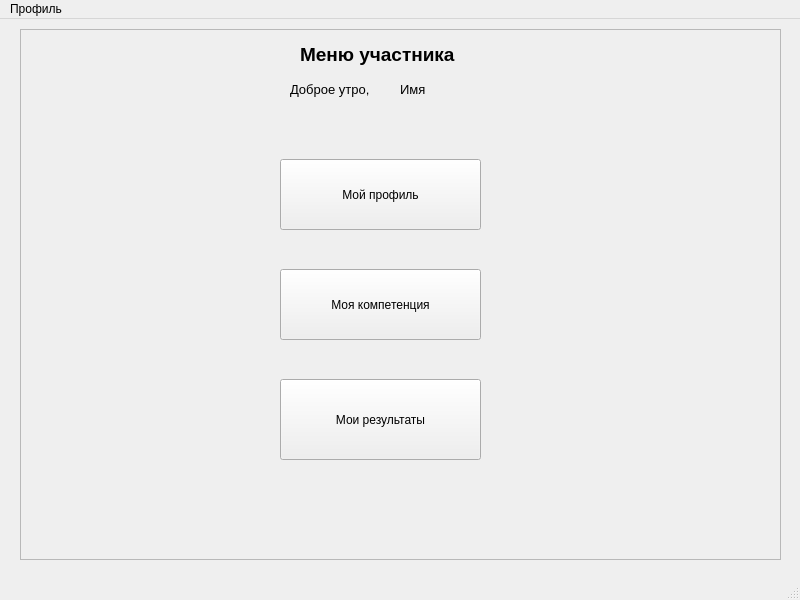
Before: the Qt Designer form ui_files/CompetitorWindowUi.ui in antons201/WorldSkills__CourseWork, drawn with Qt 5.
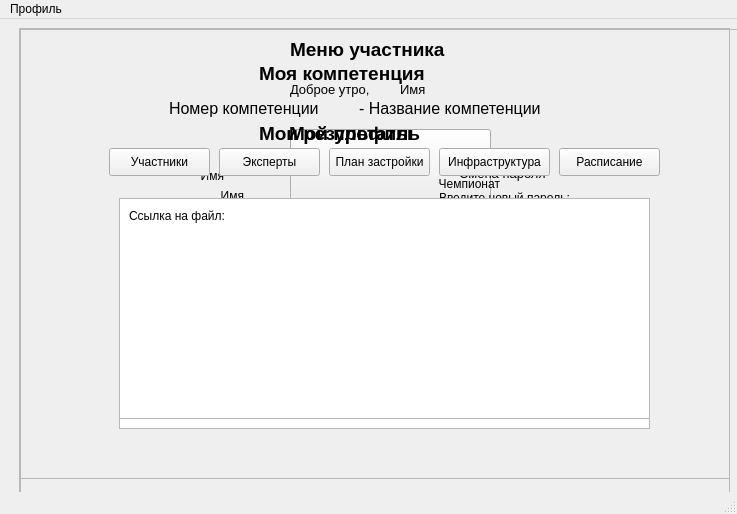
After: the same form once the commit is applied.

Patch:
```diff
--- a/ui_files/CompetitorWindowUi.ui
+++ b/ui_files/CompetitorWindowUi.ui
@@ -6,8 +6,8 @@
    <rect>
     <x>0</x>
     <y>0</y>
-    <width>800</width>
-    <height>600</height>
+    <width>737</width>
+    <height>514</height>
    </rect>
   </property>
   <property name="windowTitle">
@@ -32,8 +32,8 @@
     <widget class="QPushButton" name="ProfileButton">
      <property name="geometry">
       <rect>
-       <x>260</x>
-       <y>130</y>
+       <x>270</x>
+       <y>100</y>
        <width>201</width>
        <height>71</height>
       </rect>
@@ -45,8 +45,8 @@
     <widget class="QPushButton" name="CompetitionButton">
      <property name="geometry">
       <rect>
-       <x>260</x>
-       <y>240</y>
+       <x>270</x>
+       <y>190</y>
        <width>201</width>
        <height>71</height>
       </rect>
@@ -58,8 +58,8 @@
     <widget class="QPushButton" name="ResultsButton">
      <property name="geometry">
       <rect>
-       <x>260</x>
-       <y>350</y>
+       <x>270</x>
+       <y>280</y>
        <width>201</width>
        <height>81</height>
       </rect>
@@ -71,10 +71,10 @@
     <widget class="QLabel" name="MenuLabel">
      <property name="geometry">
       <rect>
-       <x>280</x>
-       <y>10</y>
-       <width>161</width>
-       <height>31</height>
+       <x>270</x>
+       <y>0</y>
+       <width>211</width>
+       <height>41</height>
       </rect>
      </property>
      <property name="font">
@@ -125,14 +125,908 @@
      </property>
     </widget>
    </widget>
+   <widget class="QFrame" name="ResultsFrame">
+    <property name="geometry">
+     <rect>
+      <x>19</x>
+      <y>9</y>
+      <width>711</width>
+      <height>481</height>
+     </rect>
+    </property>
+    <property name="frameShape">
+     <enum>QFrame::StyledPanel</enum>
+    </property>
+    <property name="frameShadow">
+     <enum>QFrame::Raised</enum>
+    </property>
+    <widget class="QLabel" name="InfoNameLabel">
+     <property name="geometry">
+      <rect>
+       <x>250</x>
+       <y>160</y>
+       <width>55</width>
+       <height>16</height>
+      </rect>
+     </property>
+     <property name="text">
+      <string/>
+     </property>
+    </widget>
+    <widget class="QLabel" name="SexLabel">
+     <property name="geometry">
+      <rect>
+       <x>170</x>
+       <y>190</y>
+       <width>55</width>
+       <height>16</height>
+      </rect>
+     </property>
+     <property name="text">
+      <string>Пол</string>
+     </property>
+     <property name="alignment">
+      <set>Qt::AlignRight|Qt::AlignTrailing|Qt::AlignVCenter</set>
+     </property>
+    </widget>
+    <widget class="QLabel" name="InfoCompetenceLabel">
+     <property name="geometry">
+      <rect>
+       <x>490</x>
+       <y>180</y>
+       <width>71</width>
+       <height>20</height>
+      </rect>
+     </property>
+     <property name="text">
+      <string/>
+     </property>
+    </widget>
+    <widget class="QLabel" name="InfoSexLabel">
+     <property name="geometry">
+      <rect>
+       <x>250</x>
+       <y>190</y>
+       <width>55</width>
+       <height>16</height>
+      </rect>
+     </property>
+     <property name="text">
+      <string/>
+     </property>
+    </widget>
+    <widget class="QLabel" name="RegionLabel">
+     <property name="geometry">
+      <rect>
+       <x>170</x>
+       <y>250</y>
+       <width>55</width>
+       <height>16</height>
+      </rect>
+     </property>
+     <property name="text">
+      <string>Регион</string>
+     </property>
+     <property name="alignment">
+      <set>Qt::AlignRight|Qt::AlignTrailing|Qt::AlignVCenter</set>
+     </property>
+    </widget>
+    <widget class="QLabel" name="InfoRegionLabel">
+     <property name="geometry">
+      <rect>
+       <x>250</x>
+       <y>250</y>
+       <width>55</width>
+       <height>16</height>
+      </rect>
+     </property>
+     <property name="text">
+      <string/>
+     </property>
+    </widget>
+    <widget class="QLabel" name="InfoChempionshipLabel">
+     <property name="geometry">
+      <rect>
+       <x>490</x>
+       <y>146</y>
+       <width>71</width>
+       <height>20</height>
+      </rect>
+     </property>
+     <property name="text">
+      <string/>
+     </property>
+    </widget>
+    <widget class="QLabel" name="NameLabel_2">
+     <property name="geometry">
+      <rect>
+       <x>170</x>
+       <y>160</y>
+       <width>55</width>
+       <height>16</height>
+      </rect>
+     </property>
+     <property name="text">
+      <string>Имя</string>
+     </property>
+     <property name="alignment">
+      <set>Qt::AlignRight|Qt::AlignTrailing|Qt::AlignVCenter</set>
+     </property>
+    </widget>
+    <widget class="QLabel" name="NumUserLabel">
+     <property name="geometry">
+      <rect>
+       <x>380</x>
+       <y>210</y>
+       <width>101</width>
+       <height>20</height>
+      </rect>
+     </property>
+     <property name="text">
+      <string>Номер участника</string>
+     </property>
+     <property name="alignment">
+      <set>Qt::AlignRight|Qt::AlignTrailing|Qt::AlignVCenter</set>
+     </property>
+    </widget>
+    <widget class="QTableWidget" name="ModulsTable">
+     <property name="geometry">
+      <rect>
+       <x>390</x>
+       <y>240</y>
+       <width>191</width>
+       <height>81</height>
+      </rect>
+     </property>
+    </widget>
+    <widget class="QLabel" name="ChempionshipLabel">
+     <property name="geometry">
+      <rect>
+       <x>410</x>
+       <y>146</y>
+       <width>71</width>
+       <height>20</height>
+      </rect>
+     </property>
+     <property name="text">
+      <string>Чемпионат</string>
+     </property>
+     <property name="alignment">
+      <set>Qt::AlignRight|Qt::AlignTrailing|Qt::AlignVCenter</set>
+     </property>
+    </widget>
+    <widget class="QLabel" name="CompetenceLabel">
+     <property name="geometry">
+      <rect>
+       <x>400</x>
+       <y>180</y>
+       <width>81</width>
+       <height>20</height>
+      </rect>
+     </property>
+     <property name="text">
+      <string>Компетенция</string>
+     </property>
+     <property name="alignment">
+      <set>Qt::AlignRight|Qt::AlignTrailing|Qt::AlignVCenter</set>
+     </property>
+    </widget>
+    <widget class="QLabel" name="SumLabel">
+     <property name="geometry">
+      <rect>
+       <x>530</x>
+       <y>330</y>
+       <width>51</width>
+       <height>21</height>
+      </rect>
+     </property>
+     <property name="font">
+      <font>
+       <pointsize>10</pointsize>
+      </font>
+     </property>
+     <property name="text">
+      <string/>
+     </property>
+    </widget>
+    <widget class="QLabel" name="ResultsLabel">
+     <property name="geometry">
+      <rect>
+       <x>240</x>
+       <y>90</y>
+       <width>201</width>
+       <height>31</height>
+      </rect>
+     </property>
+     <property name="font">
+      <font>
+       <pointsize>14</pointsize>
+       <weight>75</weight>
+       <bold>true</bold>
+      </font>
+     </property>
+     <property name="text">
+      <string>Мои результаты</string>
+     </property>
+    </widget>
+    <widget class="QLabel" name="IdLabel">
+     <property name="geometry">
+      <rect>
+       <x>170</x>
+       <y>220</y>
+       <width>55</width>
+       <height>16</height>
+      </rect>
+     </property>
+     <property name="text">
+      <string>ID</string>
+     </property>
+     <property name="alignment">
+      <set>Qt::AlignRight|Qt::AlignTrailing|Qt::AlignVCenter</set>
+     </property>
+    </widget>
+    <widget class="QLabel" name="InfoNumUserLabel">
+     <property name="geometry">
+      <rect>
+       <x>490</x>
+       <y>210</y>
+       <width>71</width>
+       <height>20</height>
+      </rect>
+     </property>
+     <property name="text">
+      <string/>
+     </property>
+    </widget>
+    <widget class="QLabel" name="DistrictLabel">
+     <property name="geometry">
+      <rect>
+       <x>170</x>
+       <y>280</y>
+       <width>55</width>
+       <height>16</height>
+      </rect>
+     </property>
+     <property name="text">
+      <string>Округ</string>
+     </property>
+     <property name="alignment">
+      <set>Qt::AlignRight|Qt::AlignTrailing|Qt::AlignVCenter</set>
+     </property>
+    </widget>
+    <widget class="QLabel" name="InfoDistrictLabel">
+     <property name="geometry">
+      <rect>
+       <x>250</x>
+       <y>280</y>
+       <width>55</width>
+       <height>16</height>
+      </rect>
+     </property>
+     <property name="text">
+      <string/>
+     </property>
+    </widget>
+    <widget class="QLabel" name="InfoIdLabel">
+     <property name="geometry">
+      <rect>
+       <x>250</x>
+       <y>220</y>
+       <width>55</width>
+       <height>16</height>
+      </rect>
+     </property>
+     <property name="text">
+      <string/>
+     </property>
+    </widget>
+   </widget>
+   <widget class="QFrame" name="MyProfileFrame">
+    <property name="geometry">
+     <rect>
+      <x>19</x>
+      <y>9</y>
+      <width>711</width>
+      <height>481</height>
+     </rect>
+    </property>
+    <property name="frameShape">
+     <enum>QFrame::StyledPanel</enum>
+    </property>
+    <property name="frameShadow">
+     <enum>QFrame::Raised</enum>
+    </property>
+    <widget class="QLabel" name="InfoSexLabel_2">
+     <property name="geometry">
+      <rect>
+       <x>220</x>
+       <y>170</y>
+       <width>55</width>
+       <height>16</height>
+      </rect>
+     </property>
+     <property name="text">
+      <string/>
+     </property>
+    </widget>
+    <widget class="QLabel" name="ErrorLabel">
+     <property name="geometry">
+      <rect>
+       <x>424</x>
+       <y>300</y>
+       <width>141</width>
+       <height>20</height>
+      </rect>
+     </property>
+     <property name="text">
+      <string/>
+     </property>
+    </widget>
+    <widget class="QPushButton" name="SaveButton">
+     <property name="geometry">
+      <rect>
+       <x>420</x>
+       <y>330</y>
+       <width>71</width>
+       <height>28</height>
+      </rect>
+     </property>
+     <property name="text">
+      <string>Сохранить</string>
+     </property>
+    </widget>
+    <widget class="QLabel" name="EmailLabel">
+     <property name="geometry">
+      <rect>
+       <x>150</x>
+       <y>320</y>
+       <width>55</width>
+       <height>16</height>
+      </rect>
+     </property>
+     <property name="text">
+      <string>Email</string>
+     </property>
+     <property name="alignment">
+      <set>Qt::AlignRight|Qt::AlignTrailing|Qt::AlignVCenter</set>
+     </property>
+    </widget>
+    <widget class="QLabel" name="IdLabel_2">
+     <property name="geometry">
+      <rect>
+       <x>150</x>
+       <y>230</y>
+       <width>55</width>
+       <height>16</height>
+      </rect>
+     </property>
+     <property name="text">
+      <string>ID</string>
+     </property>
+     <property name="alignment">
+      <set>Qt::AlignRight|Qt::AlignTrailing|Qt::AlignVCenter</set>
+     </property>
+    </widget>
+    <widget class="QLabel" name="PhoneLabel">
+     <property name="geometry">
+      <rect>
+       <x>150</x>
+       <y>290</y>
+       <width>55</width>
+       <height>16</height>
+      </rect>
+     </property>
+     <property name="text">
+      <string>Телефон</string>
+     </property>
+     <property name="alignment">
+      <set>Qt::AlignRight|Qt::AlignTrailing|Qt::AlignVCenter</set>
+     </property>
+    </widget>
+    <widget class="QLabel" name="BirthLabel">
+     <property name="geometry">
+      <rect>
+       <x>114</x>
+       <y>200</y>
+       <width>91</width>
+       <height>20</height>
+      </rect>
+     </property>
+     <property name="text">
+      <string>Дата рождения</string>
+     </property>
+     <property name="alignment">
+      <set>Qt::AlignRight|Qt::AlignTrailing|Qt::AlignVCenter</set>
+     </property>
+    </widget>
+    <widget class="QCheckBox" name="PasswordCheckBox">
+     <property name="geometry">
+      <rect>
+       <x>420</x>
+       <y>280</y>
+       <width>121</width>
+       <height>20</height>
+      </rect>
+     </property>
+     <property name="text">
+      <string>Показать пароль</string>
+     </property>
+    </widget>
+    <widget class="QPushButton" name="ExitButton">
+     <property name="geometry">
+      <rect>
+       <x>500</x>
+       <y>330</y>
+       <width>71</width>
+       <height>28</height>
+      </rect>
+     </property>
+     <property name="text">
+      <string>Выход</string>
+     </property>
+    </widget>
+    <widget class="QLabel" name="RepeatPasswordLabel">
+     <property name="geometry">
+      <rect>
+       <x>420</x>
+       <y>220</y>
+       <width>161</width>
+       <height>20</height>
+      </rect>
+     </property>
+     <property name="text">
+      <string>Повторите новый пароль:</string>
+     </property>
+    </widget>
+    <widget class="QLabel" name="InfoPhoneLabel">
+     <property name="geometry">
+      <rect>
+       <x>220</x>
+       <y>290</y>
+       <width>55</width>
+       <height>16</height>
+      </rect>
+     </property>
+     <property name="text">
+      <string/>
+     </property>
+    </widget>
+    <widget class="QLabel" name="InfoCountryLabel">
+     <property name="geometry">
+      <rect>
+       <x>220</x>
+       <y>260</y>
+       <width>55</width>
+       <height>16</height>
+      </rect>
+     </property>
+     <property name="text">
+      <string/>
+     </property>
+    </widget>
+    <widget class="QLabel" name="NewPasswordLabel">
+     <property name="geometry">
+      <rect>
+       <x>440</x>
+       <y>130</y>
+       <width>111</width>
+       <height>31</height>
+      </rect>
+     </property>
+     <property name="font">
+      <font>
+       <pointsize>10</pointsize>
+      </font>
+     </property>
+     <property name="text">
+      <string>Смена пароля</string>
+     </property>
+    </widget>
+    <widget class="QLabel" name="EnterPasswordLabel">
+     <property name="geometry">
+      <rect>
+       <x>420</x>
+       <y>160</y>
+       <width>141</width>
+       <height>20</height>
+      </rect>
+     </property>
+     <property name="text">
+      <string>Введите новый пароль:</string>
+     </property>
+    </widget>
+    <widget class="QLineEdit" name="NewPasswordEdit">
+     <property name="geometry">
+      <rect>
+       <x>420</x>
+       <y>190</y>
+       <width>141</width>
+       <height>22</height>
+      </rect>
+     </property>
+     <property name="echoMode">
+      <enum>QLineEdit::Password</enum>
+     </property>
+    </widget>
+    <widget class="QLabel" name="InfoBirthLabel">
+     <property name="geometry">
+      <rect>
+       <x>220</x>
+       <y>200</y>
+       <width>55</width>
+       <height>16</height>
+      </rect>
+     </property>
+     <property name="text">
+      <string/>
+     </property>
+    </widget>
+    <widget class="QLineEdit" name="RepeatNewPasswordEdit">
+     <property name="geometry">
+      <rect>
+       <x>420</x>
+       <y>250</y>
+       <width>141</width>
+       <height>22</height>
+      </rect>
+     </property>
+     <property name="text">
+      <string/>
+     </property>
+     <property name="echoMode">
+      <enum>QLineEdit::Password</enum>
+     </property>
+    </widget>
+    <widget class="QLabel" name="NameLabel_3">
+     <property name="geometry">
+      <rect>
+       <x>150</x>
+       <y>140</y>
+       <width>55</width>
+       <height>16</height>
+      </rect>
+     </property>
+     <property name="text">
+      <string>Имя</string>
+     </property>
+     <property name="alignment">
+      <set>Qt::AlignRight|Qt::AlignTrailing|Qt::AlignVCenter</set>
+     </property>
+    </widget>
+    <widget class="QLabel" name="CountryLabel">
+     <property name="geometry">
+      <rect>
+       <x>150</x>
+       <y>260</y>
+       <width>55</width>
+       <height>16</height>
+      </rect>
+     </property>
+     <property name="text">
+      <string>Страна</string>
+     </property>
+     <property name="alignment">
+      <set>Qt::AlignRight|Qt::AlignTrailing|Qt::AlignVCenter</set>
+     </property>
+    </widget>
+    <widget class="QLabel" name="ProfileLabel">
+     <property name="geometry">
+      <rect>
+       <x>270</x>
+       <y>90</y>
+       <width>171</width>
+       <height>31</height>
+      </rect>
+     </property>
+     <property name="font">
+      <font>
+       <pointsize>14</pointsize>
+       <weight>75</weight>
+       <bold>true</bold>
+      </font>
+     </property>
+     <property name="text">
+      <string>Мой профиль</string>
+     </property>
+    </widget>
+    <widget class="QLabel" name="InfoEmailLabel">
+     <property name="geometry">
+      <rect>
+       <x>220</x>
+       <y>320</y>
+       <width>55</width>
+       <height>16</height>
+      </rect>
+     </property>
+     <property name="text">
+      <string/>
+     </property>
+    </widget>
+    <widget class="QLabel" name="InfoIdLabel_2">
+     <property name="geometry">
+      <rect>
+       <x>220</x>
+       <y>230</y>
+       <width>55</width>
+       <height>16</height>
+      </rect>
+     </property>
+     <property name="text">
+      <string/>
+     </property>
+    </widget>
+    <widget class="QLabel" name="InfoNameLabel_2">
+     <property name="geometry">
+      <rect>
+       <x>220</x>
+       <y>140</y>
+       <width>55</width>
+       <height>16</height>
+      </rect>
+     </property>
+     <property name="text">
+      <string/>
+     </property>
+    </widget>
+    <widget class="QLabel" name="SexLabel_2">
+     <property name="geometry">
+      <rect>
+       <x>150</x>
+       <y>170</y>
+       <width>55</width>
+       <height>16</height>
+      </rect>
+     </property>
+     <property name="text">
+      <string>Пол</string>
+     </property>
+     <property name="alignment">
+      <set>Qt::AlignRight|Qt::AlignTrailing|Qt::AlignVCenter</set>
+     </property>
+    </widget>
+   </widget>
+   <widget class="QFrame" name="CompetitionFrame">
+    <property name="geometry">
+     <rect>
+      <x>19</x>
+      <y>9</y>
+      <width>711</width>
+      <height>451</height>
+     </rect>
+    </property>
+    <property name="frameShape">
+     <enum>QFrame::StyledPanel</enum>
+    </property>
+    <property name="frameShadow">
+     <enum>QFrame::Raised</enum>
+    </property>
+    <widget class="QLabel" name="CompetenceLabel_2">
+     <property name="geometry">
+      <rect>
+       <x>240</x>
+       <y>30</y>
+       <width>221</width>
+       <height>31</height>
+      </rect>
+     </property>
+     <property name="font">
+      <font>
+       <pointsize>14</pointsize>
+       <weight>75</weight>
+       <bold>true</bold>
+      </font>
+     </property>
+     <property name="text">
+      <string>Моя компетенция</string>
+     </property>
+    </widget>
+    <widget class="QLabel" name="NameCompetenceLabel">
+     <property name="geometry">
+      <rect>
+       <x>340</x>
+       <y>70</y>
+       <width>261</width>
+       <height>21</height>
+      </rect>
+     </property>
+     <property name="font">
+      <font>
+       <pointsize>12</pointsize>
+      </font>
+     </property>
+     <property name="text">
+      <string>- Название компетенции</string>
+     </property>
+    </widget>
+    <widget class="QPushButton" name="ExpertButton">
+     <property name="geometry">
+      <rect>
+       <x>200</x>
+       <y>120</y>
+       <width>101</width>
+       <height>28</height>
+      </rect>
+     </property>
+     <property name="text">
+      <string>Эксперты</string>
+     </property>
+    </widget>
+    <widget class="QPushButton" name="PlanButton_4">
+     <property name="geometry">
+      <rect>
+       <x>310</x>
+       <y>120</y>
+       <width>101</width>
+       <height>28</height>
+      </rect>
+     </property>
+     <property name="text">
+      <string>План застройки</string>
+     </property>
+    </widget>
+    <widget class="QFrame" name="PlanFrame">
+     <property name="geometry">
+      <rect>
+       <x>100</x>
+       <y>170</y>
+       <width>531</width>
+       <height>231</height>
+      </rect>
+     </property>
+     <property name="frameShape">
+      <enum>QFrame::StyledPanel</enum>
+     </property>
+     <property name="frameShadow">
+      <enum>QFrame::Raised</enum>
+     </property>
+     <widget class="QLabel" name="PictureLabel">
+      <property name="geometry">
+       <rect>
+        <x>0</x>
+        <y>0</y>
+        <width>531</width>
+        <height>231</height>
+       </rect>
+      </property>
+      <property name="text">
+       <string/>
+      </property>
+     </widget>
+    </widget>
+    <widget class="QLabel" name="NumCompetenceLabel">
+     <property name="geometry">
+      <rect>
+       <x>150</x>
+       <y>70</y>
+       <width>191</width>
+       <height>20</height>
+      </rect>
+     </property>
+     <property name="font">
+      <font>
+       <pointsize>12</pointsize>
+      </font>
+     </property>
+     <property name="text">
+      <string>Номер компетенции</string>
+     </property>
+    </widget>
+    <widget class="QPushButton" name="SheduleButton">
+     <property name="geometry">
+      <rect>
+       <x>540</x>
+       <y>120</y>
+       <width>101</width>
+       <height>28</height>
+      </rect>
+     </property>
+     <property name="text">
+      <string>Расписание</string>
+     </property>
+    </widget>
+    <widget class="QFrame" name="PeopleFrame">
+     <property name="geometry">
+      <rect>
+       <x>100</x>
+       <y>170</y>
+       <width>531</width>
+       <height>231</height>
+      </rect>
+     </property>
+     <property name="frameShape">
+      <enum>QFrame::StyledPanel</enum>
+     </property>
+     <property name="frameShadow">
+      <enum>QFrame::Raised</enum>
+     </property>
+     <widget class="QTableWidget" name="InfoTable">
+      <property name="geometry">
+       <rect>
+        <x>0</x>
+        <y>0</y>
+        <width>531</width>
+        <height>231</height>
+       </rect>
+      </property>
+     </widget>
+    </widget>
+    <widget class="QPushButton" name="InfrastructureButton">
+     <property name="geometry">
+      <rect>
+       <x>420</x>
+       <y>120</y>
+       <width>111</width>
+       <height>28</height>
+      </rect>
+     </property>
+     <property name="text">
+      <string>Инфраструктура</string>
+     </property>
+    </widget>
+    <widget class="QFrame" name="LinkFrame">
+     <property name="geometry">
+      <rect>
+       <x>100</x>
+       <y>170</y>
+       <width>531</width>
+       <height>221</height>
+      </rect>
+     </property>
+     <property name="frameShape">
+      <enum>QFrame::StyledPanel</enum>
+     </property>
+     <property name="frameShadow">
+      <enum>QFrame::Raised</enum>
+     </property>
+     <widget class="QLabel" name="LinkLabel">
+      <property name="geometry">
+       <rect>
+        <x>10</x>
+        <y>10</y>
+        <width>101</width>
+        <height>16</height>
+       </rect>
+      </property>
+      <property name="text">
+       <string>Ссылка на файл:</string>
+      </property>
+     </widget>
+     <widget class="QLabel" name="InfoLinkLabel">
+      <property name="geometry">
+       <rect>
+        <x>120</x>
+        <y>10</y>
+        <width>55</width>
+        <height>16</height>
+       </rect>
+      </property>
+      <property name="text">
+       <string/>
+      </property>
+     </widget>
+    </widget>
+    <widget class="QPushButton" name="ParticipantButton">
+     <property name="geometry">
+      <rect>
+       <x>90</x>
+       <y>120</y>
+       <width>101</width>
+       <height>28</height>
+      </rect>
+     </property>
+     <property name="text">
+      <string>Участники</string>
+     </property>
+    </widget>
+   </widget>
   </widget>
   <widget class="QMenuBar" name="menubar">
    <property name="geometry">
     <rect>
      <x>0</x>
      <y>0</y>
-     <width>800</width>
-     <height>30</height>
+     <width>737</width>
+     <height>26</height>
     </rect>
    </property>
    <widget class="QMenu" name="menu">
```
